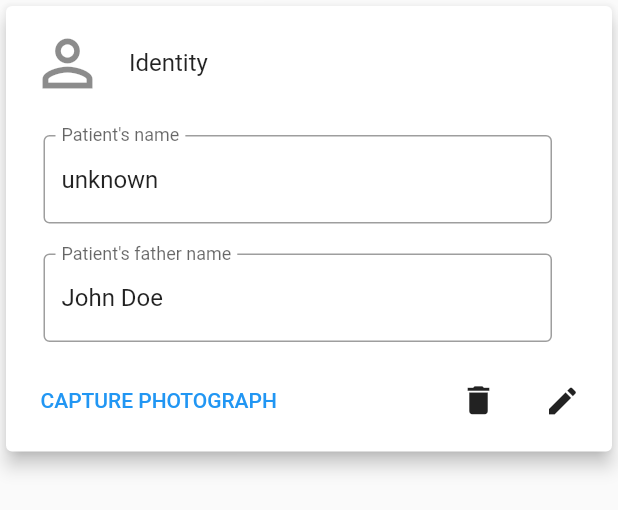
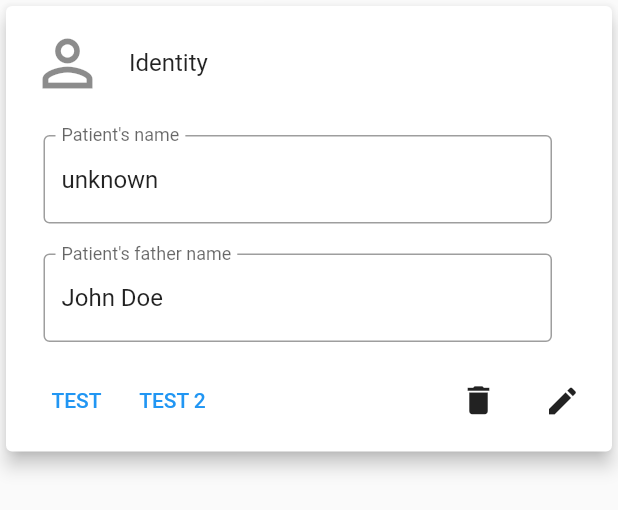
Before and after one commit to ksch-workflows/registration-desk-flutter, a Flutter app: the ContentCard widget shown alone on an empty page, opened directly, on a phone screen of 412 x 824 dp. Shown: the top 510 px of the screen. Run offline on Flutter 3.47's test engine with Material 2 defaults, Android fonts, the light colour scheme and no system bars; our stand-ins replace bloc, equatable, flutter_bloc, get_it; missing offline and left inert: ksch_dart_client, mocktail.

Commit message:
Allow generic configuration of content card actions

```diff
--- a/lib/widgets/content_card/content_card.dart
+++ b/lib/widgets/content_card/content_card.dart
@@ -1,10 +1,18 @@
 import 'package:flutter/material.dart';
-import '../info_table/info_table.dart';
 
 class ContentCard extends StatelessWidget {
-  final List<Info> info;
+  final List<ContentCardInfo> info;
+  final String title;
+  final IconData icon;
+  final List<ContentCardAction>? actions;
 
-  const ContentCard({required this.info, Key? key}) : super(key: key);
+  const ContentCard({
+    required this.info,
+    required this.title,
+    required this.icon,
+    this.actions,
+    Key? key,
+  }) : super(key: key);
 
   @override
   Widget build(BuildContext context) {
@@ -14,11 +22,11 @@ class ContentCard extends StatelessWidget {
         child: Column(
           crossAxisAlignment: CrossAxisAlignment.start,
           children: [
-            const Padding(
+            Padding(
               padding: EdgeInsets.fromLTRB(0, 10, 10, 5),
               child: ListTile(
-                leading: Icon(Icons.perm_identity, size: 50),
-                title: Text('Identity'),
+                leading: Icon(icon, size: 50),
+                title: Text(title),
               ),
             ),
             _InfoTextFields(info: info),
@@ -27,14 +35,7 @@ class ContentCard extends StatelessWidget {
               child: Row(
                 mainAxisAlignment: MainAxisAlignment.spaceBetween,
                 children: [
-                  Row(
-                    children: [
-                      TextButton(
-                        onPressed: () => {},
-                        child: Text('CAPTURE PHOTOGRAPH'),
-                      ),
-                    ],
-                  ),
+                  _ActionButtons(actions),
                   Row(
                     children: [
                       Padding(
@@ -66,8 +67,42 @@ class ContentCard extends StatelessWidget {
   }
 }
 
+class ContentCardInfo {
+  final String key;
+  final String? value;
+
+  ContentCardInfo({required this.key, this.value});
+}
+
+class ContentCardAction {
+  final String title;
+  final VoidCallback? onPressed;
+
+  ContentCardAction({required this.title, required this.onPressed});
+}
+
+class _ActionButtons extends StatelessWidget {
+  final List<ContentCardAction>? actions;
+
+  const _ActionButtons(this.actions, {Key? key}) : super(key: key);
+
+  @override
+  Widget build(BuildContext context) {
+    if (actions == null) {
+      return Container();
+    }
+    return Row(
+      children: actions!.map((e) => TextButton(
+        onPressed: e.onPressed,
+        child: Text(e.title.toUpperCase()),
+      )).toList(),
+    );
+  }
+}
+
+
 class _InfoTextFields extends StatefulWidget {
-  final List<Info> info;
+  final List<ContentCardInfo> info;
 
   const _InfoTextFields({required this.info, Key? key}) : super(key: key);
 
--- a/lib/widgets/content_card/test_bench.dart
+++ b/lib/widgets/content_card/test_bench.dart
@@ -10,14 +10,23 @@ void main() {
   runApp(
     TestBench(
       pageSize: Size(1500, 800),
-      child: Container(child: Padding(
+      child: Container(
+          child: Padding(
         padding: const EdgeInsets.all(30.0),
         child: Align(
           alignment: Alignment.topCenter,
-          child: ContentCard(info : [
-            Info(key: 'Patient\'s name', value: null),
-            Info(key: 'Patient\'s father name', value: 'John Doe'),
-          ]),
+          child: ContentCard(
+            title: 'Identity',
+            icon: Icons.person_outline,
+            info: [
+              ContentCardInfo(key: 'Patient\'s name', value: null),
+              ContentCardInfo(key: 'Patient\'s father name', value: 'John Doe'),
+            ],
+            actions: [
+              ContentCardAction(title: 'Test', onPressed: () => {}),
+              ContentCardAction(title: 'Test 2', onPressed: () => {}),
+            ],
+          ),
         ),
       )),
     ),
```
